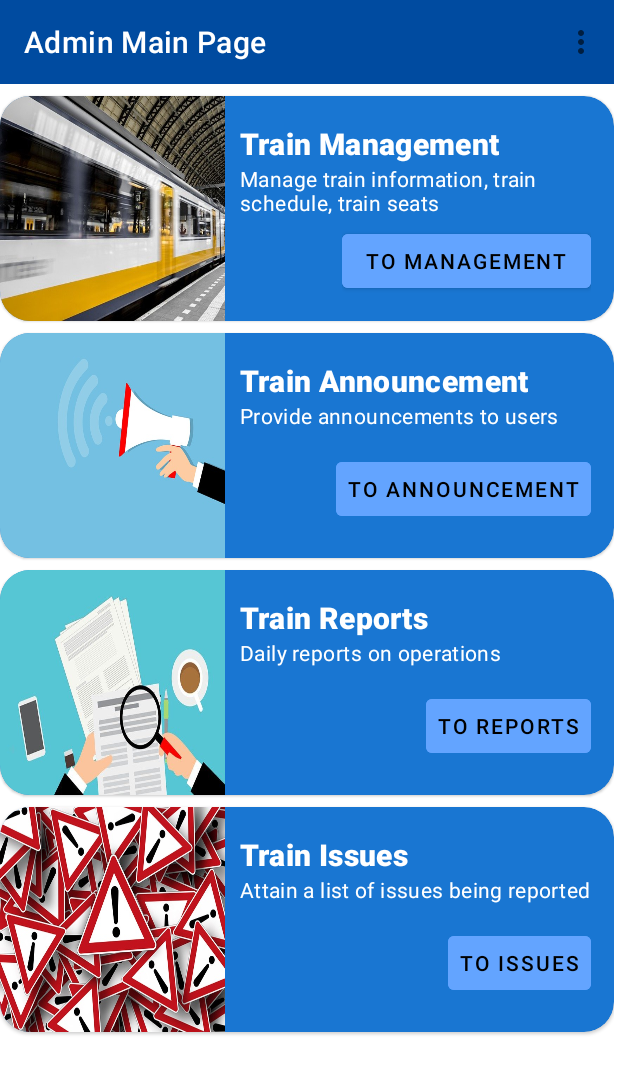
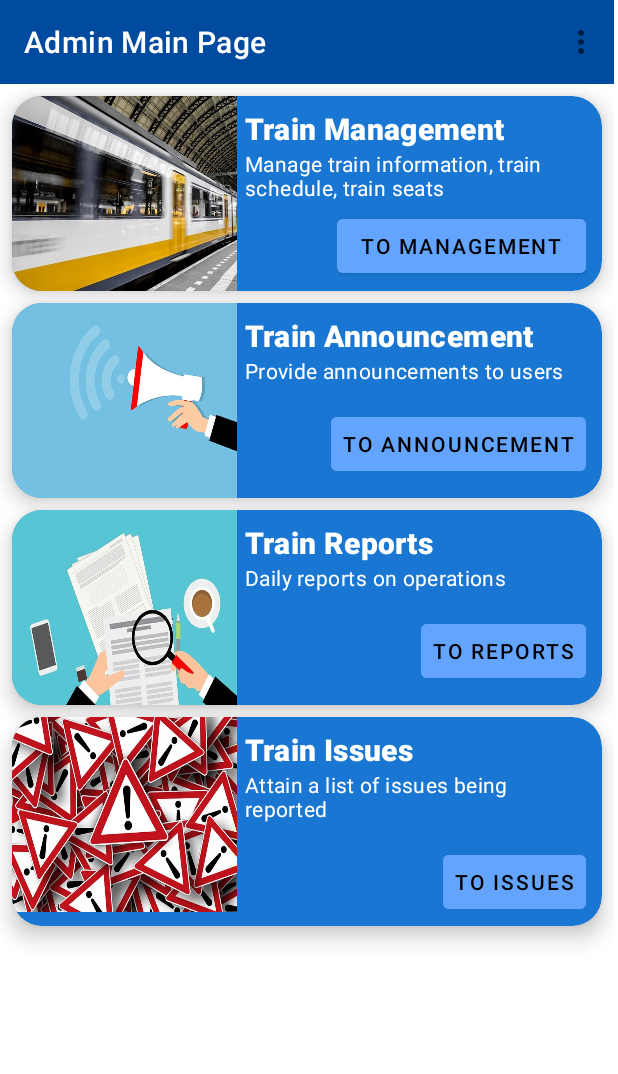
Before and after one commit to DanTheT/RailwayReservation, an Android app: the AdminMainFragment screen opened directly, with no data from a screen before it, on a phone screen of 412 x 824 dp. Shown: the top 1074 px of the screen. Run offline under Robolectric (Android 15) with nearby library versions, the phone set to English and light mode, and no system bars; our stand-ins replace Firebase (no records; nobody signed in at launch, a user with empty details on screens opened directly).

Commit message:
Committed new adjustments

```diff
--- a/app/src/main/AndroidManifest.xml
+++ b/app/src/main/AndroidManifest.xml
@@ -67,9 +67,6 @@
             android:name=".passengerTrain.TrainMainActivity"
             android:exported="true" />
         <activity
-            android:name=".reportIssue.IssueManage"
-            android:exported="false" />
-        <activity
             android:name=".reportIssue.ReportIssue"
             android:exported="false" />
         <activity
--- a/app/src/main/java/com/example/railwayreservation/passengerTrain/trainSchedule/ScheduleData.kt
+++ b/app/src/main/java/com/example/railwayreservation/passengerTrain/trainSchedule/ScheduleData.kt
@@ -5,5 +5,6 @@ data class ScheduleData(
     val fromStation: String = "",
     val arriveTime:  String = "",
     val nextStation: String = "",
-    val reachTime: String = ""
+    val reachTime: String = "",
+    val status: String = ""
 )
--- a/app/src/main/res/layout/fragment_add_new_schedule.xml
+++ b/app/src/main/res/layout/fragment_add_new_schedule.xml
@@ -14,12 +14,14 @@
 
         <com.google.android.material.appbar.AppBarLayout
             android:layout_width="match_parent"
-            android:layout_height="wrap_content">
+            android:layout_height="wrap_content"
+            android:backgroundTint="@color/primary_dark_blue">
 
             <com.google.android.material.appbar.MaterialToolbar
                 android:id="@+id/addScheduleMain_topAppBar"
                 android:layout_width="match_parent"
                 android:layout_height="?attr/actionBarSize"
+                app:titleTextColor="@color/white"
                 app:navigationIcon="@drawable/ic_arrow_back_24"
                 app:title="Train Info"
                 app:layout_scrollFlags="scroll|enterAlways|snap"/>
@@ -131,6 +133,7 @@
         android:layout_marginTop="8dp"
         android:text="Add Schedule"
         app:layout_constraintEnd_toEndOf="parent"
+        android:backgroundTint="@color/primary_blue"
         app:layout_constraintHorizontal_bias="0.498"
         app:layout_constraintStart_toStartOf="parent"
         app:layout_constraintTop_toBottomOf="@+id/scheduleReachTimeLayout" />
--- a/app/src/main/res/layout/fragment_admin_main.xml
+++ b/app/src/main/res/layout/fragment_admin_main.xml
@@ -40,9 +40,10 @@
         app:layout_constraintEnd_toEndOf="parent"
         app:layout_constraintStart_toStartOf="parent"
         app:layout_constraintTop_toBottomOf="@+id/topBarLayout"
-        android:layout_marginTop="8dp"
+        android:layout_margin="8dp"
         app:cardCornerRadius="20dp"
-        app:cardBackgroundColor="@color/primary_blue">
+        app:cardBackgroundColor="@color/primary_blue"
+        app:cardElevation="8dp">
 
         <LinearLayout
             android:layout_width="match_parent"
@@ -51,7 +52,7 @@
 
             <ImageView
                 android:layout_width="150dp"
-                android:layout_height="150dp"
+                android:layout_height="130dp"
                 android:contentDescription="@string/train_image_CD"
                 android:scaleType="fitXY"
                 android:src="@drawable/train" />
@@ -60,7 +61,8 @@
                 android:layout_width="match_parent"
                 android:layout_height="wrap_content"
                 android:orientation="vertical"
-                android:padding="10dp">
+                android:paddingStart="5dp"
+                android:paddingEnd="5dp">
 
                 <TextView
                     android:layout_width="match_parent"
@@ -106,9 +108,10 @@
         app:layout_constraintEnd_toEndOf="parent"
         app:layout_constraintStart_toStartOf="parent"
         app:layout_constraintTop_toBottomOf="@id/train_manage_card"
-        android:layout_marginTop="8dp"
+        android:layout_margin="8dp"
         app:cardCornerRadius="20dp"
-        app:cardBackgroundColor="@color/primary_blue">
+        app:cardBackgroundColor="@color/primary_blue"
+        app:cardElevation="8dp">
 
         <LinearLayout
             android:layout_width="match_parent"
@@ -117,16 +120,17 @@
 
             <ImageView
                 android:layout_width="150dp"
-                android:layout_height="150dp"
+                android:layout_height="130dp"
                 android:contentDescription="@string/announcement_image_CD"
                 android:scaleType="fitXY"
                 android:src="@drawable/announcement" />
 
             <LinearLayout
                 android:layout_width="match_parent"
-                android:layout_height="150dp"
+                android:layout_height="wrap_content"
                 android:orientation="vertical"
-                android:padding="10dp">
+                android:paddingStart="5dp"
+                android:paddingEnd="5dp">
 
                 <TextView
                     android:layout_width="match_parent"
@@ -175,9 +179,10 @@
         app:layout_constraintEnd_toEndOf="parent"
         app:layout_constraintStart_toStartOf="parent"
         app:layout_constraintTop_toBottomOf="@id/train_announcement"
-        android:layout_marginTop="8dp"
+        android:layout_margin="8dp"
         app:cardCornerRadius="20dp"
-        app:cardBackgroundColor="@color/primary_blue">
+        app:cardBackgroundColor="@color/primary_blue"
+        app:cardElevation="8dp">
 
         <LinearLayout
             android:layout_width="match_parent"
@@ -186,16 +191,17 @@
 
             <ImageView
                 android:layout_width="150dp"
-                android:layout_height="150dp"
+                android:layout_height="130dp"
                 android:contentDescription="@string/reports_image_CD"
                 android:scaleType="fitXY"
                 android:src="@drawable/reports" />
 
             <LinearLayout
                 android:layout_width="match_parent"
-                android:layout_height="150dp"
+                android:layout_height="wrap_content"
                 android:orientation="vertical"
-                android:padding="10dp">
+                android:paddingStart="5dp"
+                android:paddingEnd="5dp">
 
                 <TextView
                     android:layout_width="match_parent"
@@ -244,9 +250,10 @@
         app:layout_constraintEnd_toEndOf="parent"
         app:layout_constraintStart_toStartOf="parent"
         app:layout_constraintTop_toBottomOf="@id/train_reports"
-        android:layout_marginTop="8dp"
+        android:layout_margin="8dp"
         app:cardCornerRadius="20dp"
-        app:cardBackgroundColor="@color/primary_blue">
+        app:cardBackgroundColor="@color/primary_blue"
+        app:cardElevation="8dp">
 
         <LinearLayout
             android:layout_width="match_parent"
@@ -255,16 +262,17 @@
 
             <ImageView
                 android:layout_width="150dp"
-                android:layout_height="150dp"
+                android:layout_height="130dp"
                 android:contentDescription="@string/announcement_image_CD"
                 android:scaleType="fitXY"
                 android:src="@drawable/issues" />
 
             <LinearLayout
                 android:layout_width="match_parent"
-                android:layout_height="150dp"
+                android:layout_height="wrap_content"
                 android:orientation="vertical"
-                android:padding="10dp">
+                android:paddingStart="5dp"
+                android:paddingEnd="5dp">
 
                 <TextView
                     android:layout_width="match_parent"
@@ -306,66 +314,4 @@
 
     </com.google.android.material.card.MaterialCardView>
 
-    <!--
-    <Button
-        android:id="@+id/train_manage_btn"
-        android:layout_width="270dp"
-        android:layout_height="wrap_content"
-        android:layout_marginStart="68dp"
-        android:layout_marginTop="128dp"
-        android:background="@drawable/rounded_corner"
-        android:text="@string/btn_train_manage"
-        android:textColor="@color/white"
-        app:layout_constraintStart_toStartOf="parent"
-        app:layout_constraintTop_toTopOf="parent" />
-
-    <Button
-        android:id="@+id/train_announce_btn"
-        android:layout_width="270dp"
-        android:layout_height="wrap_content"
-        android:layout_marginStart="68dp"
-        android:layout_marginTop="50dp"
-        android:text="@string/btn_train_announce"
-        android:background="@drawable/rounded_corner"
-        android:textColor="@color/white"
-        app:layout_constraintStart_toStartOf="parent"
-        app:layout_constraintTop_toBottomOf="@+id/train_manage_btn" />
-
-    <Button
-        android:id="@+id/train_reporting_btn"
-        android:layout_width="270dp"
-        android:layout_height="wrap_content"
-        android:layout_marginStart="68dp"
-        android:layout_marginTop="50dp"
-        android:text="@string/btn_train_reporting"
-        android:background="@drawable/rounded_corner"
-        android:textColor="@color/white"
-        app:layout_constraintStart_toStartOf="parent"
-        app:layout_constraintTop_toBottomOf="@+id/train_announce_btn" />
-
-    <Button
-        android:id="@+id/train_issues_btn"
-        android:layout_width="270dp"
-        android:layout_height="wrap_content"
-        android:layout_marginStart="68dp"
-        android:layout_marginTop="50dp"
-        android:text="@string/btn_train_issueManage"
-        android:background="@drawable/rounded_corner"
-        android:textColor="@color/white"
-        app:layout_constraintStart_toStartOf="parent"
-        app:layout_constraintTop_toBottomOf="@+id/train_reporting_btn" />
-
-    <Button
-        android:id="@+id/train_signOut_btn"
-        android:layout_width="200dp"
-        android:layout_height="wrap_content"
-        android:layout_marginStart="100dp"
-        android:layout_marginTop="50dp"
-        android:text="Sign Out"
-        android:background="@drawable/rounded_corner"
-        android:textColor="@color/white"
-        app:layout_constraintStart_toStartOf="parent"
-        app:layout_constraintTop_toBottomOf="@id/train_issues_btn" />
-
-        -->
 </androidx.constraintlayout.widget.ConstraintLayout>
--- a/app/src/main/res/layout/activity_issue_manage.xml
+++ b/app/src/main/res/layout/fragment_issues_manage.xml
@@ -1,10 +1,11 @@
 <?xml version="1.0" encoding="utf-8"?>
 <androidx.constraintlayout.widget.ConstraintLayout xmlns:android="http://schemas.android.com/apk/res/android"
+    xmlns:tools="http://schemas.android.com/tools"
     xmlns:app="http://schemas.android.com/apk/res-auto"
-    xmlns:tools="http://schemas.android.com/tools"
+    android:id="@+id/frameLayout4"
     android:layout_width="match_parent"
     android:layout_height="match_parent"
-    tools:context=".reportIssue.IssueManage">
+    tools:context=".reportIssue.IssuesManageFragment">
 
     <androidx.coordinatorlayout.widget.CoordinatorLayout
         android:id="@+id/topBarLayout"
--- a/app/src/main/res/layout/fragment_overall_train_schedule.xml
+++ b/app/src/main/res/layout/fragment_overall_train_schedule.xml
@@ -15,11 +15,13 @@
 
         <com.google.android.material.appbar.AppBarLayout
             android:layout_width="match_parent"
-            android:layout_height="wrap_content">
+            android:layout_height="wrap_content"
+            android:backgroundTint="@color/primary_dark_blue">
 
             <com.google.android.material.appbar.MaterialToolbar
                 android:id="@+id/overallTrainScheduleMain_topAppBar"
                 android:layout_width="match_parent"
+                app:titleTextColor="@color/white"
                 android:layout_height="?attr/actionBarSize"
                 app:navigationIcon="@drawable/ic_arrow_back_24"
                 app:title="Train Schedule" />
@@ -77,6 +79,7 @@
         android:layout_width="wrap_content"
         android:layout_height="wrap_content"
         android:text="Search"
+        android:backgroundTint="@color/primary_blue"
         app:layout_constraintEnd_toStartOf="@+id/clearRecycler"
         app:layout_constraintStart_toStartOf="parent"
         app:layout_constraintTop_toBottomOf="@+id/scheduleSearchNameLayout" />
@@ -87,6 +90,7 @@
         android:layout_height="wrap_content"
         android:layout_marginTop="0dp"
         android:layout_marginEnd="72dp"
+        android:backgroundTint="@color/primary_blue"
         android:text="Clear"
         app:layout_constraintEnd_toEndOf="parent"
         app:layout_constraintTop_toBottomOf="@+id/scheduleSearchNameLayout" />
--- a/app/src/main/res/navigation/admin_nav_graph.xml
+++ b/app/src/main/res/navigation/admin_nav_graph.xml
@@ -36,6 +36,9 @@
         <action
             android:id="@+id/action_adminMainFragment_to_adminLoginFragment"
             app:destination="@id/adminLoginFragment" />
+        <action
+            android:id="@+id/action_adminMainFragment_to_issuesManageFragment"
+            app:destination="@id/issuesManageFragment" />
     </fragment>
     <fragment
         android:id="@+id/trainManageFragment"
@@ -145,4 +148,13 @@
             android:id="@+id/action_addSeatsFragment_to_overallTrainSeatsFragment"
             app:destination="@id/overallTrainSeatsFragment" />
     </fragment>
+    <fragment
+        android:id="@+id/issuesManageFragment"
+        android:name="com.example.railwayreservation.reportIssue.IssuesManageFragment"
+        android:label="fragment_issues_manage"
+        tools:layout="@layout/fragment_issues_manage" >
+        <action
+            android:id="@+id/action_issuesManageFragment_to_adminMainFragment"
+            app:destination="@id/adminMainFragment" />
+    </fragment>
 </navigation>
```
Also changed, not shown: app/src/main/java/com/example/railwayreservation/admin/AdminMainFragment.kt (+2 -5 lines), app/src/main/java/com/example/railwayreservation/admin/trainSchedule/AddNewScheduleFragment.kt (+13 -1 lines), app/src/main/java/com/example/railwayreservation/reportIssue/IssuesManageFragment.kt (renamed from app/src/main/java/com/example/railwayreservation/reportIssue/IssueManage.kt, +31 -9 lines), app/src/main/res/layout/fragment_train_manage.xml (+10 -5 lines), app/src/main/res/layout/list_issues.xml (+13 -3 lines), app/src/main/res/layout/list_seats_admin.xml (+19 -11 lines), app/src/main/res/values/strings.xml (+10 -0 lines).
